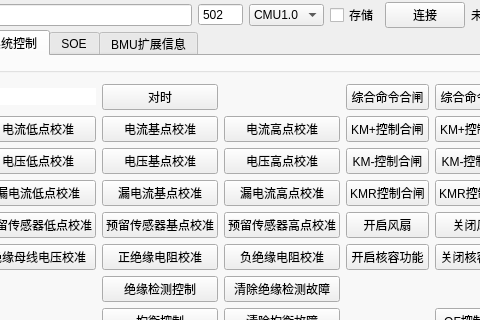
Old version of the form views/bmsview/bmsview.ui in the repository Shogpe/bmsTool; both pictures show x 222 to 702 and y 0 to 320 of the 1170 by 658 pixel window.
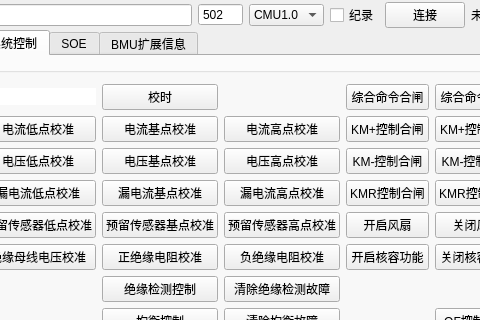
New version of the form. The open tabs and pages were chosen to show the change. Custom widgets are drawn as their Qt base class.

Commit message: add:新增批量对时功能

What changed in the file:
```diff
--- a/views/bmsview/bmsview.ui
+++ b/views/bmsview/bmsview.ui
@@ -146,7 +146,7 @@
       <item>
        <widget class="QCheckBox" name="checkBox">
         <property name="text">
-         <string>存储</string>
+         <string>纪录</string>
         </property>
        </widget>
       </item>
@@ -7119,7 +7119,7 @@
              </sizepolicy>
             </property>
             <property name="text">
-             <string>对时</string>
+             <string>校时</string>
             </property>
            </widget>
           </item>
```
Left out of the diff: 2 changed lines with no effect on the pictures. The commit also changes 13 other files.
